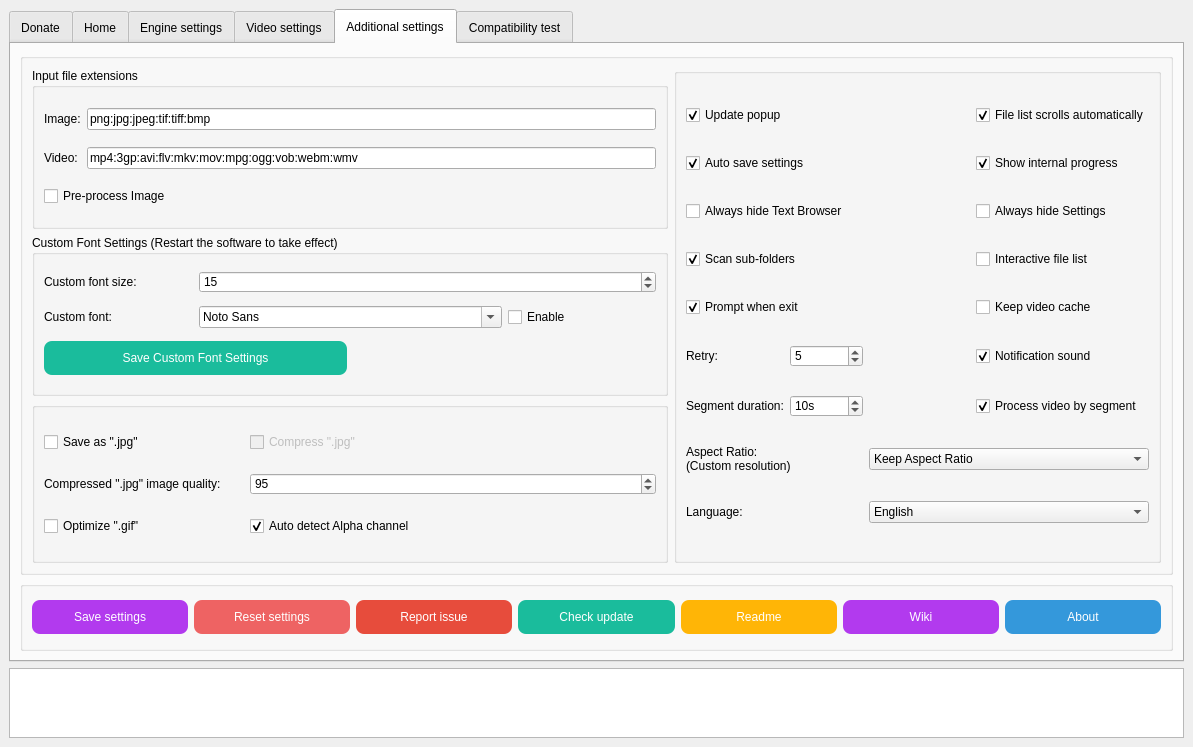
Old version of the form SRC/Waifu2x-Extension-QT/mainwindow.ui in the repository AaronFeng753/Waifu2x-Extension-GUI.
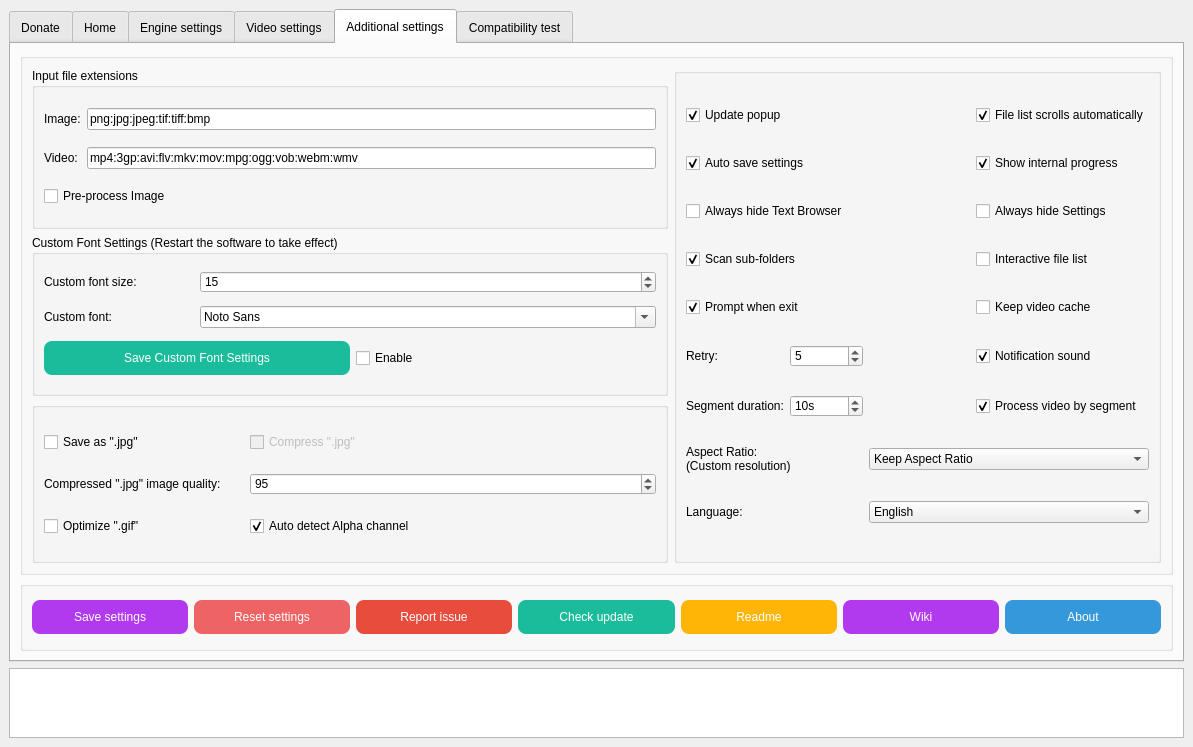
New version of the form. The open tabs and pages were chosen to show the change. Icons and pictures are not drawn.

Diff of the .ui file:
```diff
--- a/SRC/Waifu2x-Extension-QT/mainwindow.ui
+++ b/SRC/Waifu2x-Extension-QT/mainwindow.ui
@@ -4480,13 +4480,6 @@
                 </property>
                </widget>
               </item>
-              <item row="1" column="3">
-               <widget class="QCheckBox" name="checkBox_isCustFontEnable">
-                <property name="text">
-                 <string>Enable</string>
-                </property>
-               </widget>
-              </item>
               <item row="1" column="0">
                <widget class="QLabel" name="label_24">
                 <property name="text">
@@ -4497,18 +4490,6 @@
                 </property>
                </widget>
               </item>
-              <item row="1" column="1" colspan="2">
-               <widget class="QFontComboBox" name="fontComboBox_CustFont">
-                <property name="currentText">
-                 <string notr="true">宋体</string>
-                </property>
-                <property name="currentFont">
-                 <font>
-                  <family>宋体</family>
-                 </font>
-                </property>
-               </widget>
-              </item>
               <item row="2" column="0" colspan="2">
                <widget class="QPushButton" name="pushButton_Save_GlobalFontSize">
                 <property name="maximumSize">
@@ -4571,6 +4552,28 @@
                 </property>
                </widget>
               </item>
+              <item row="1" column="1" colspan="3">
+               <widget class="QFontComboBox" name="fontComboBox_CustFont">
+                <property name="currentText">
+                 <string notr="true">宋体</string>
+                </property>
+                <property name="currentFont">
+                 <font>
+                  <family>宋体</family>
+                 </font>
+                </property>
+               </widget>
+              </item>
+              <item row="2" column="2" colspan="2">
+               <widget class="QCheckBox" name="checkBox_isCustFontEnable">
+                <property name="toolTip">
+                 <string>Enable Custom Font Settings.</string>
+                </property>
+                <property name="text">
+                 <string>Enable</string>
+                </property>
+               </widget>
+              </item>
              </layout>
             </widget>
            </item>
```
Left out of the diff: 127 changed lines with no effect on the pictures.
